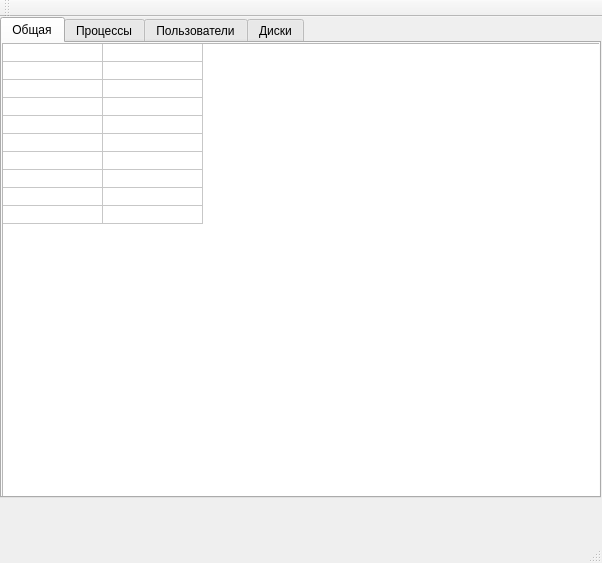
Qt form course_project/system_info/mainwindow.ui (BSUIR450503/450503_turok) before a commit.
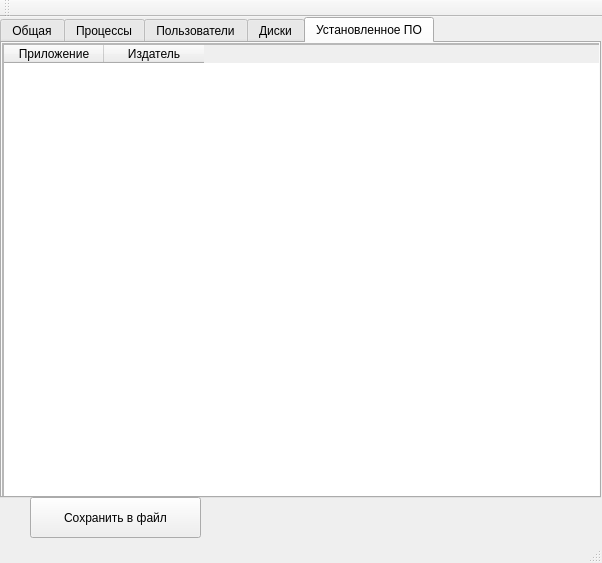
The same form after that commit. The open tabs and pages were chosen to show the change.

Patch:
```diff
--- a/course_project/system_info/mainwindow.ui
+++ b/course_project/system_info/mainwindow.ui
@@ -280,6 +280,73 @@
       </widget>
      </widget>
     </widget>
+    <widget class="QWidget" name="tab_5">
+     <attribute name="title">
+      <string>Установленное ПО</string>
+     </attribute>
+     <widget class="QScrollArea" name="scrollArea_4">
+      <property name="geometry">
+       <rect>
+        <x>0</x>
+        <y>0</y>
+        <width>601</width>
+        <height>461</height>
+       </rect>
+      </property>
+      <property name="widgetResizable">
+       <bool>true</bool>
+      </property>
+      <widget class="QWidget" name="scrollAreaWidgetContents_4">
+       <property name="geometry">
+        <rect>
+         <x>0</x>
+         <y>0</y>
+         <width>599</width>
+         <height>459</height>
+        </rect>
+       </property>
+       <widget class="QTableWidget" name="tableWidget_4">
+        <property name="geometry">
+         <rect>
+          <x>0</x>
+          <y>0</y>
+          <width>601</width>
+          <height>461</height>
+         </rect>
+        </property>
+        <property name="editTriggers">
+         <set>QAbstractItemView::NoEditTriggers</set>
+        </property>
+        <attribute name="verticalHeaderVisible">
+         <bool>false</bool>
+        </attribute>
+        <column>
+         <property name="text">
+          <string>Приложение</string>
+         </property>
+        </column>
+        <column>
+         <property name="text">
+          <string>Издатель</string>
+         </property>
+        </column>
+       </widget>
+      </widget>
+     </widget>
+    </widget>
+   </widget>
+   <widget class="QPushButton" name="pushButton">
+    <property name="geometry">
+     <rect>
+      <x>30</x>
+      <y>480</y>
+      <width>171</width>
+      <height>41</height>
+     </rect>
+    </property>
+    <property name="text">
+     <string>Сохранить в файл</string>
+    </property>
    </widget>
   </widget>
   <widget class="QMenuBar" name="menuBar">
```
Left out of the diff: 5 changed lines with no effect on the pictures.
